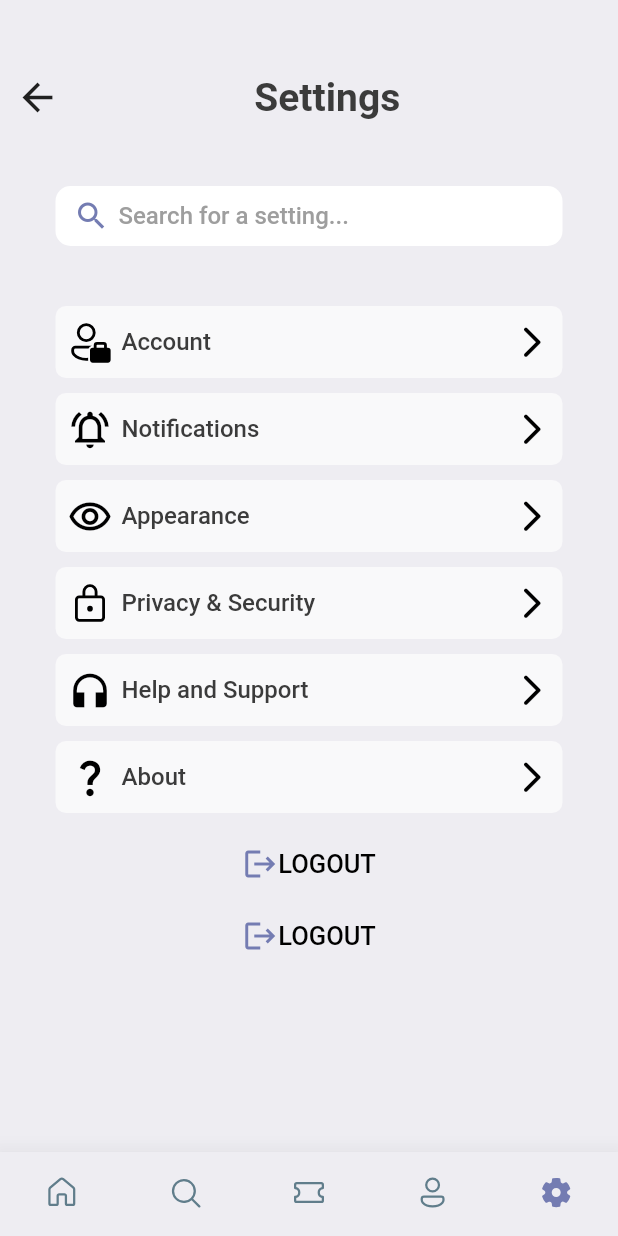
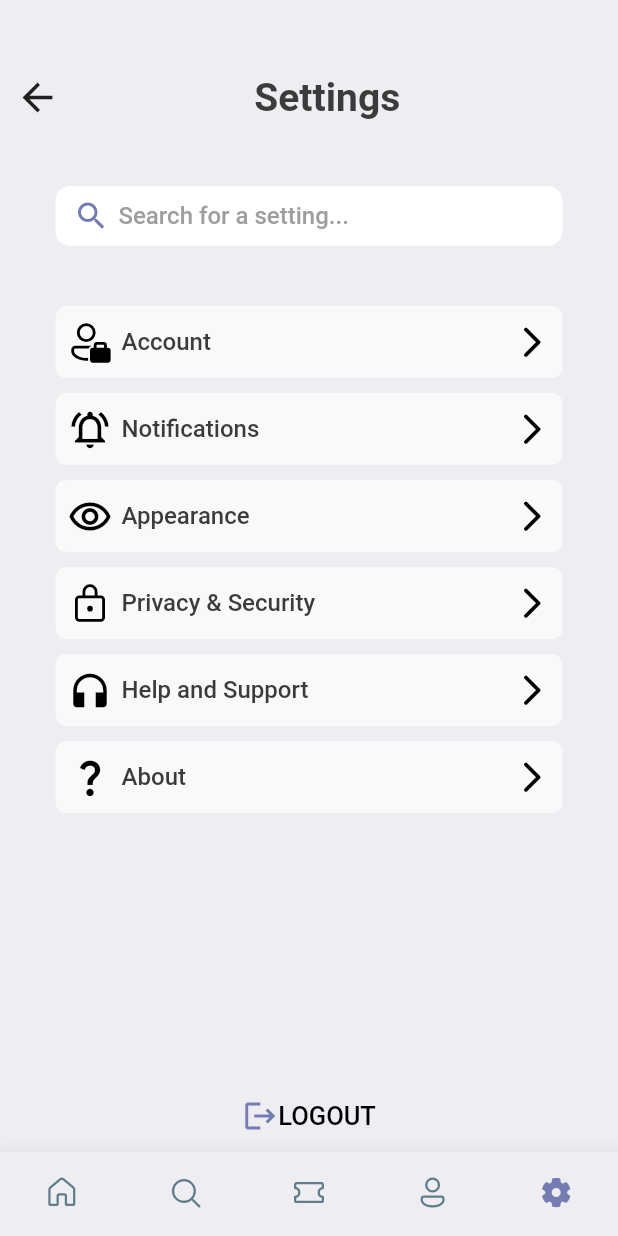
Before and after one commit to Sahilpervez/ticket-booking-app-ui, a Flutter app: the screen it shows after launch, item 5 of the bottom bar chosen, on a phone screen of 412 x 824 dp. Run offline on Flutter 3.47's test engine with Material 2 defaults, Android fonts, the phone set to English and light mode, and no system bars; our stand-ins replace barcode_widget, fluentui_icons, font_awesome_flutter, gap, get.

Commit message:
Positioned the logout button in the setting screen

```diff
--- a/lib/screens/setting_screen.dart
+++ b/lib/screens/setting_screen.dart
@@ -13,7 +13,9 @@ class SettingScreen extends StatelessWidget {
   Widget build(BuildContext context) {
     return Scaffold(
       backgroundColor: Styles.bgColor,
-      body: ListView(
+      body: Stack(
+        children: [
+          ListView(
             padding: EdgeInsets.symmetric(
                 horizontal: AppLayout.getWidth(10),
                 vertical: AppLayout.getHeight(30)),
@@ -99,21 +101,7 @@ class SettingScreen extends StatelessWidget {
               Gap(AppLayout.getHeight(10)),
               SettingBars(txt: "About", icn: Icons.question_mark_sharp),
               Gap(AppLayout.getHeight(10)),
-          TextButton(
-            onPressed: (){},
-            child: Row(
-              mainAxisAlignment: MainAxisAlignment.center,
-              children: [
-                Icon(Icons.logout,color: Styles.primaryColor,),
-                Text(
-                  "LOGOUT",
-                  style: Styles.headLineStyle3.copyWith(
-                    color: Colors.black,
-                    fontWeight: FontWeight.w500,
-                  ),
-                ),
             ],
-            ),
           ),
           Column(
             mainAxisAlignment: MainAxisAlignment.end,
```
Lines whose indentation alone changed are shown as unchanged.
